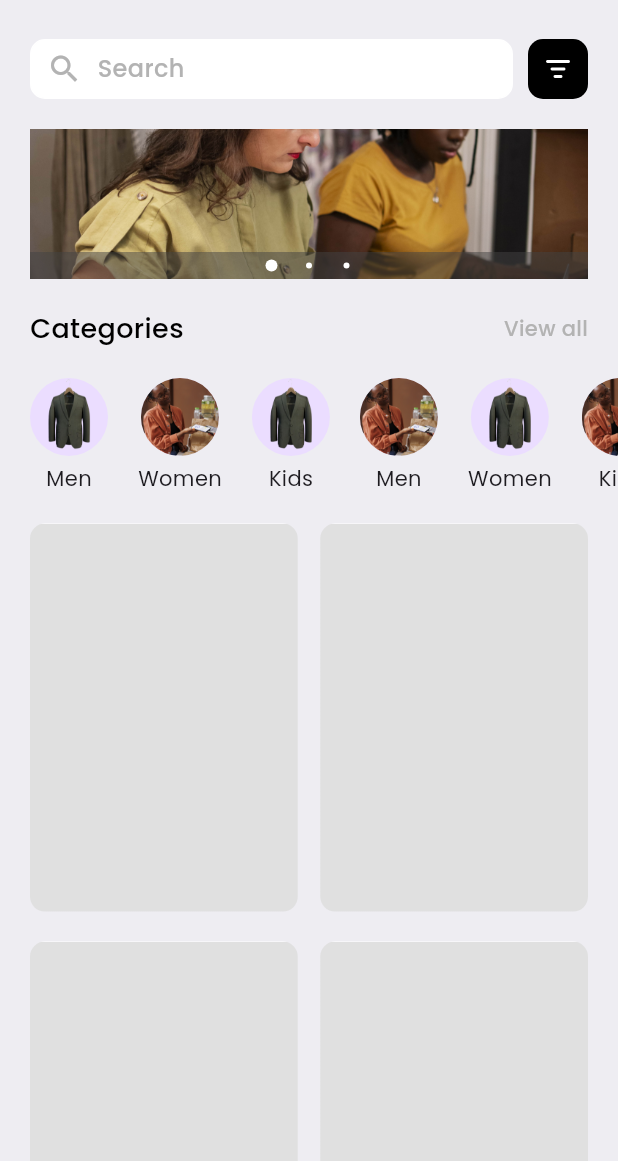
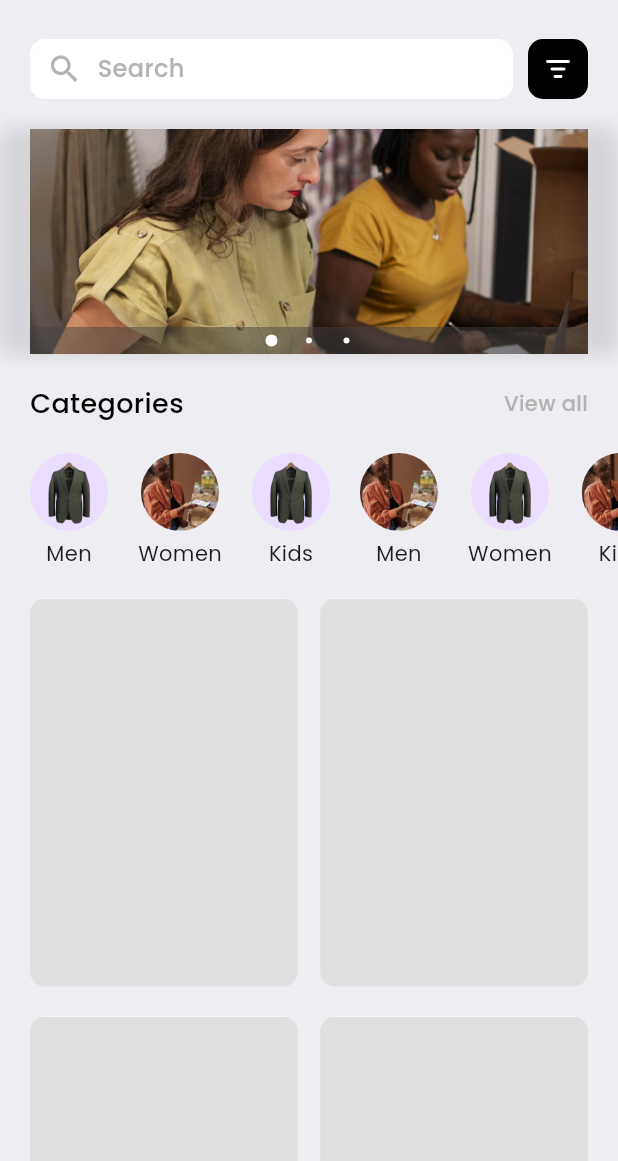
Before and after one commit to TimzonaTimothy/flutter-ecom, a Flutter app: the HomeScreen screen opened by its route, on a phone screen of 412 x 824 dp, the part 75-1236 px from its top. Run offline on Flutter 3.47's test engine with Material 3 defaults, Android fonts, the phone set to English and light mode, and no system bars; drawn by our look-alikes of shimmer; our stand-ins replace another_carousel_pro, fluentui_icons, get, google_fonts, shared_preferences; accounts and stored records are empty.

Commit message:
home page

```diff
--- a/lib/base/widgets/image_sliders.dart
+++ b/lib/base/widgets/image_sliders.dart
@@ -15,7 +15,7 @@ class _ImageSlidersState extends State<ImageSliders> {
     return Column(
       children: [
         SizedBox(
-          height: 100,
+          height: 150,
           width: double.infinity,
           child: AnotherCarousel(
             images: const [
--- a/lib/home/views/home_screen.dart
+++ b/lib/home/views/home_screen.dart
@@ -170,12 +170,20 @@ class _HomeScreenState extends State<HomeScreen> {
           const SizedBox(
             height: 20,
           ),
-           Container(
-            padding: EdgeInsets.symmetric(horizontal: 20),
+          Container(
+            padding: const EdgeInsets.symmetric(horizontal: 20),
             decoration: BoxDecoration(
-              borderRadius: BorderRadius.circular(10)
+              boxShadow: [
+                BoxShadow(
+                  color: Colors.black.withOpacity(0.1),
+                  offset: const Offset(0, 0),
+                  blurRadius: 10,
+                  spreadRadius: 1,
+                ),
+              ],
+              borderRadius: BorderRadius.circular(10),
             ),
-            child: ImageSliders(),
+            child: const ImageSliders(),
           ),
           const SizedBox(
             height: 20,
```
